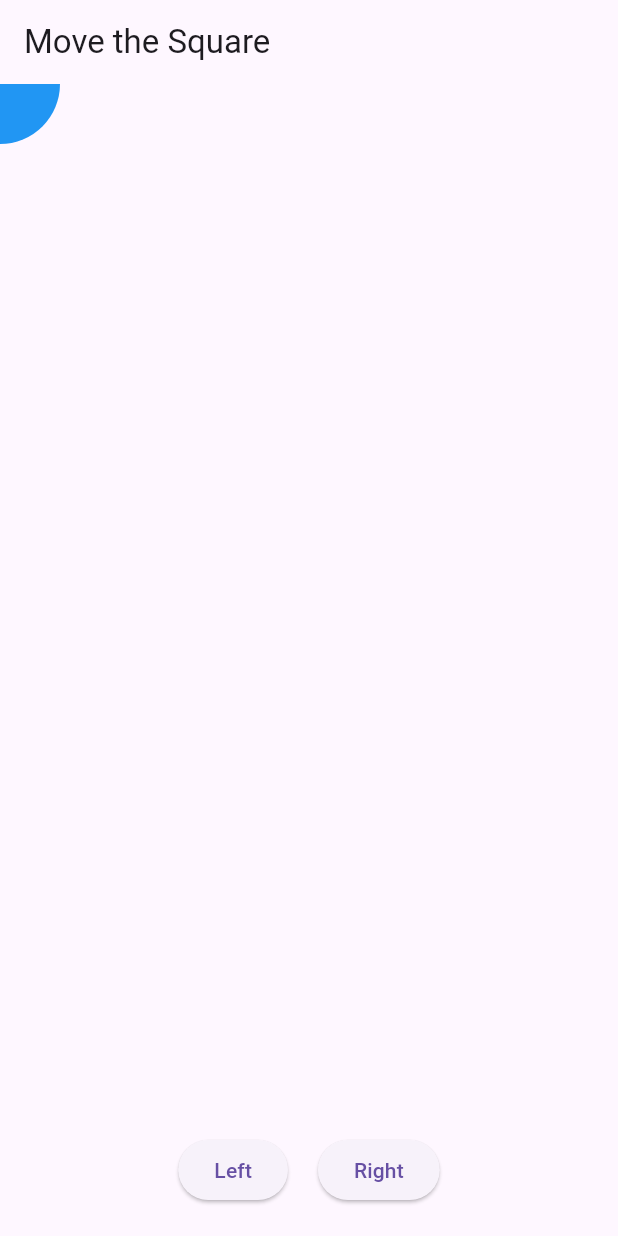
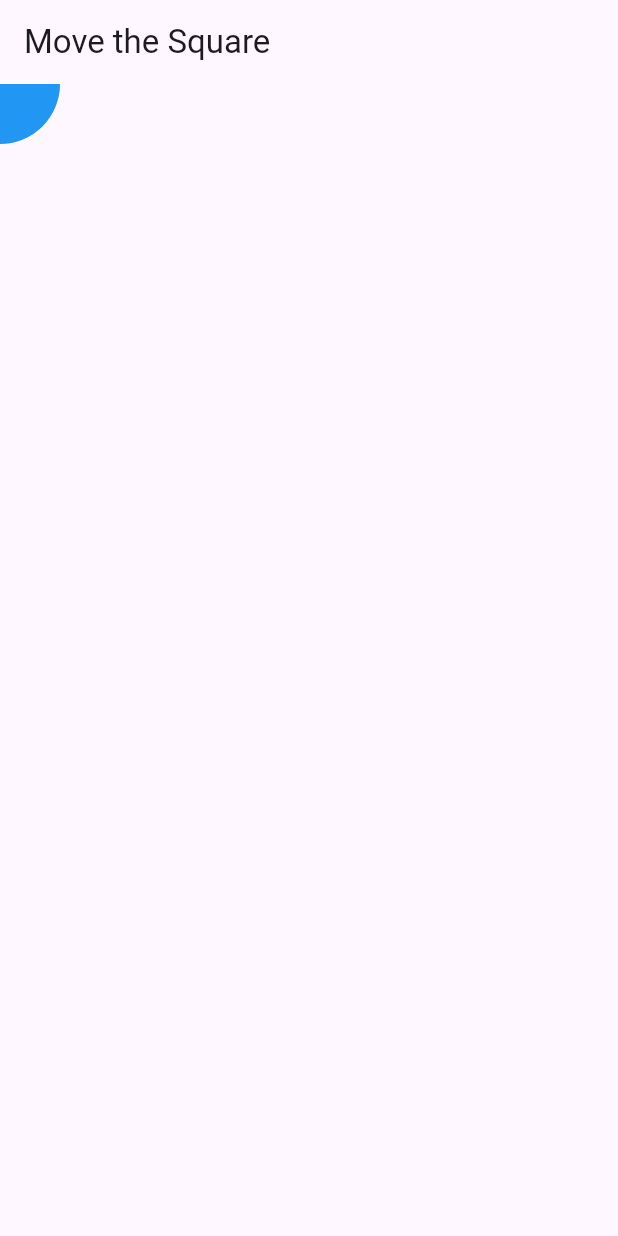
Before and after one commit to ivansandrk/learning-flutter, a Flutter app: the screen it shows after launch, on a phone screen of 412 x 824 dp. Run offline on Flutter 3.47's test engine with Material 3 defaults, Android fonts, the phone set to English and light mode, and no system bars.

Commit message:
Remove _buildGameContents and _buildControls

```diff
--- a/lib/main_screen.dart
+++ b/lib/main_screen.dart
@@ -46,19 +46,9 @@ class _MainScreenState extends State<MainScreen> {
         onTapDown: _inputHandler.handleTapDown,
         child: MouseRegion(
           onHover: _inputHandler.handleHover,
-          child: _buildGameContent(),
+          child: _buildGameCanvas(),
         ),
       ),
-    );
-  }
-
-  Widget _buildGameContent() {
-    return Column(
-      children: [
-        Expanded(child: _buildGameCanvas()),
-        _buildControls(),
-        const SizedBox(height: 20),
-      ],
     );
   }
 
@@ -69,7 +59,6 @@ class _MainScreenState extends State<MainScreen> {
           listenable: _gameLogic,
           builder: (context, _) {
             return CustomPaint(
-              // painter: Painter(_gameLogic.state.value),
               painter: Painter(_gameLogic.state),
               child: Container(),
             );
@@ -78,21 +67,4 @@ class _MainScreenState extends State<MainScreen> {
       ],
     );
   }
-
-  Widget _buildControls() {
-    return Row(
-      mainAxisAlignment: MainAxisAlignment.center,
-      children: [
-        ElevatedButton(
-          onPressed: () => _gameLogic.moveBlue(Offset(-10, 0)),
-          child: const Text('Left'),
-        ),
-        const SizedBox(width: 20),
-        ElevatedButton(
-          onPressed: () => _gameLogic.moveBlue(Offset(10, 0)),
-          child: const Text('Right'),
-        ),
-      ],
-    );
-  }
 }
```
